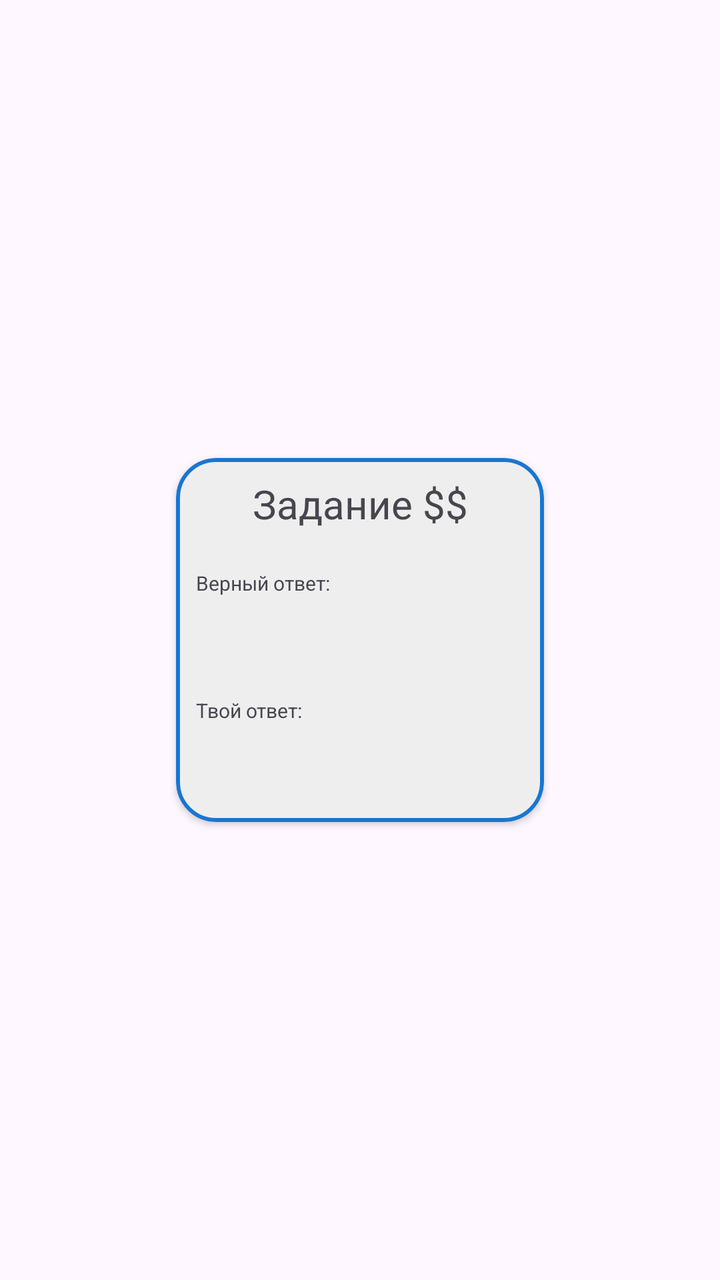
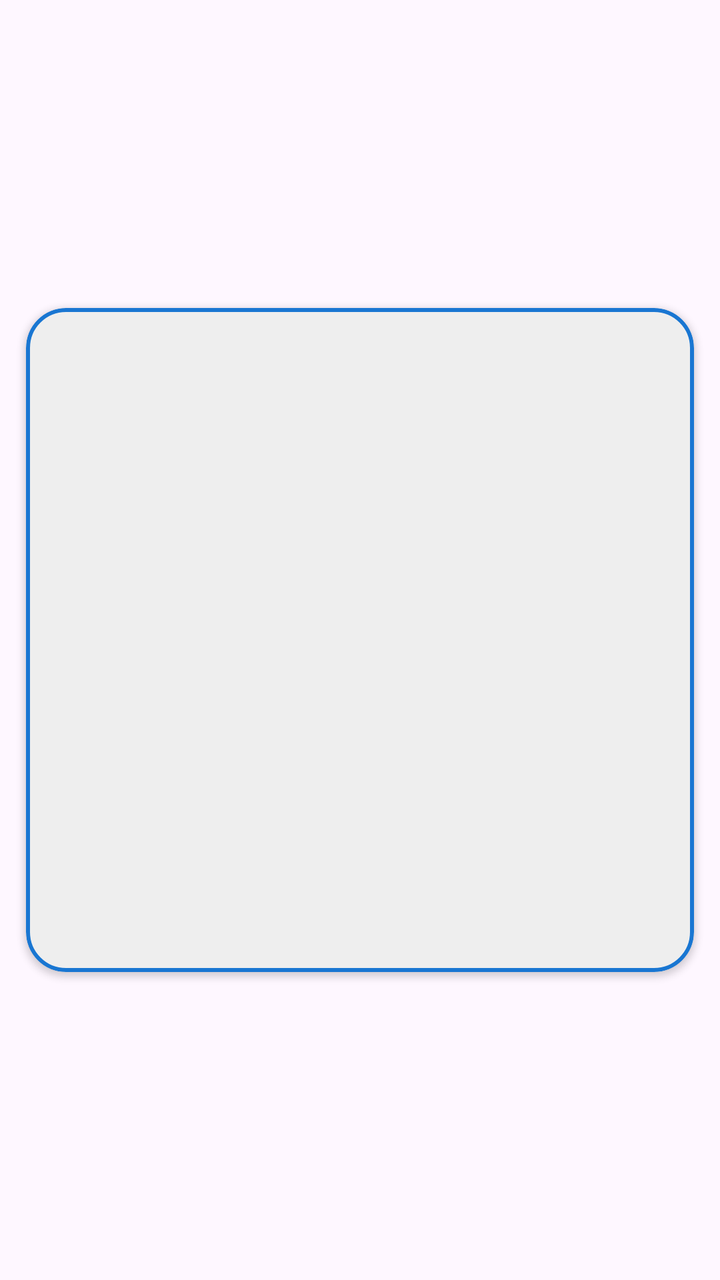

An Android layout rendered at two revisions. The XML below is the earlier revision; the diff shows what the commit changed to produce the second picture.
<!-- AndroidManifest.xml: application theme Theme.ChemCraft -->
<!-- res/layout/item_all_test_result.xml -->
<?xml version="1.0" encoding="utf-8"?>
<androidx.constraintlayout.widget.ConstraintLayout xmlns:android="http://schemas.android.com/apk/res/android"
    android:layout_width="wrap_content"
    android:layout_height="wrap_content"
    xmlns:app="http://schemas.android.com/apk/res-auto">



    <com.google.android.material.card.MaterialCardView
        android:layout_margin="5dp"
        android:layout_width="200dp"
        android:layout_height="200dp"
        app:cardElevation="2dp"
        app:cardCornerRadius="20dp"
        app:cardUseCompatPadding="true"
        app:cardBackgroundColor="@color/light_gray"


        app:layout_constraintTop_toTopOf="parent"
        app:layout_constraintEnd_toEndOf="parent"
        app:layout_constraintStart_toStartOf="parent"
        app:layout_constraintBottom_toBottomOf="parent"
        app:strokeWidth="2dp"
        app:strokeColor="@color/blue_dark">

        <androidx.constraintlayout.widget.ConstraintLayout
            android:layout_width="match_parent"
            android:layout_height="match_parent">

            <TextView
                android:id="@+id/testTaskNumber"
                android:layout_width="0dp"
                android:layout_height="0dp"
                android:gravity="center"
                android:text="Задание $$"
                android:textSize="20sp"
                app:layout_constraintBottom_toTopOf="@+id/guideLineInsideCardOne"
                app:layout_constraintEnd_toEndOf="parent"
                app:layout_constraintHorizontal_bias="0.0"
                app:layout_constraintStart_toStartOf="parent"
                app:layout_constraintTop_toTopOf="parent"
                app:layout_constraintVertical_bias="0.0" />

            <androidx.constraintlayout.widget.Guideline
                android:id="@+id/guideLineInsideCardOne"
                android:layout_width="match_parent"
                android:layout_height="match_parent"
                android:orientation="horizontal"
                app:layout_constraintGuide_percent="0.25" />


            <TextView
                android:id="@+id/checkAnswer"
                android:layout_width="0dp"
                android:layout_height="0dp"
                android:textSize="10sp"
                android:text="Верный ответ:"
                app:layout_constraintTop_toBottomOf="@id/guideLineInsideCardOne"
                app:layout_constraintStart_toStartOf="parent"
                app:layout_constraintEnd_toEndOf="parent"
                app:layout_constraintBottom_toTopOf="@id/guideLineInsideCardTwo"
                android:layout_margin="10dp"/>

            <androidx.constraintlayout.widget.Guideline
                android:id="@+id/guideLineInsideCardTwo"
                android:layout_width="match_parent"
                android:layout_height="match_parent"
                android:orientation="horizontal"
                app:layout_constraintGuide_percent="0.6" />

            <View
                android:layout_width="match_parent"
                android:layout_height="1dp"
                app:layout_constraintBottom_toTopOf="@id/guideLineInsideCardTwo"
                app:layout_constraintStart_toStartOf="parent"
                app:layout_constraintEnd_toEndOf="parent"
                android:backgroundTint="@color/dark_gray"
                android:layout_marginStart="30dp"
                android:layout_marginEnd="30dp"

                />

            <TextView
                android:id="@+id/userAnswer"
                android:layout_width="0dp"
                android:layout_height="0dp"
                android:textSize="10sp"
                android:text="Твой ответ:"
                app:layout_constraintTop_toBottomOf="@id/guideLineInsideCardTwo"
                app:layout_constraintStart_toStartOf="parent"
                app:layout_constraintEnd_toEndOf="parent"
                app:layout_constraintBottom_toBottomOf="parent"
                android:layout_margin="10dp"/>




        </androidx.constraintlayout.widget.ConstraintLayout>
    </com.google.android.material.card.MaterialCardView>


</androidx.constraintlayout.widget.ConstraintLayout>
<!-- resources referenced by this layout -->
<resources>
  <color name="blue_dark">#FF1976D2</color>
  <color name="dark_gray">#FF616161</color>
  <color name="light_gray">#FFEEEEEE</color>
  <style name="Theme.ChemCraft" parent="Base.Theme.ChemCraft" />
  <style name="Base.Theme.ChemCraft" parent="Theme.Material3.DayNight.NoActionBar">
          
          
      </style>
</resources>

<!-- the commit's change to res/layout/item_all_test_result.xml (unified diff, before → after) -->
@@ -1,15 +1,16 @@
 <?xml version="1.0" encoding="utf-8"?>
 <androidx.constraintlayout.widget.ConstraintLayout xmlns:android="http://schemas.android.com/apk/res/android"
-    android:layout_width="wrap_content"
-    android:layout_height="wrap_content"
+    android:layout_width="200dp"
+    android:layout_height="200dp"
     xmlns:app="http://schemas.android.com/apk/res-auto">
 
 
 
     <com.google.android.material.card.MaterialCardView
         android:layout_margin="5dp"
-        android:layout_width="200dp"
-        android:layout_height="200dp"
+        android:layout_width="match_parent"
+        android:layout_height="0dp"
+        app:layout_constraintDimensionRatio="1:1"
         app:cardElevation="2dp"
         app:cardCornerRadius="20dp"
         app:cardUseCompatPadding="true"
@@ -27,73 +28,6 @@
             android:layout_width="match_parent"
             android:layout_height="match_parent">
 
-            <TextView
-                android:id="@+id/testTaskNumber"
-                android:layout_width="0dp"
-                android:layout_height="0dp"
-                android:gravity="center"
-                android:text="Задание $$"
-                android:textSize="20sp"
-                app:layout_constraintBottom_toTopOf="@+id/guideLineInsideCardOne"
-                app:layout_constraintEnd_toEndOf="parent"
-                app:layout_constraintHorizontal_bias="0.0"
-                app:layout_constraintStart_toStartOf="parent"
-                app:layout_constraintTop_toTopOf="parent"
-                app:layout_constraintVertical_bias="0.0" />
-
-            <androidx.constraintlayout.widget.Guideline
-                android:id="@+id/guideLineInsideCardOne"
-                android:layout_width="match_parent"
-                android:layout_height="match_parent"
-                android:orientation="horizontal"
-                app:layout_constraintGuide_percent="0.25" />
-
-
-            <TextView
-                android:id="@+id/checkAnswer"
-                android:layout_width="0dp"
-                android:layout_height="0dp"
-                android:textSize="10sp"
-                android:text="Верный ответ:"
-                app:layout_constraintTop_toBottomOf="@id/guideLineInsideCardOne"
-                app:layout_constraintStart_toStartOf="parent"
-                app:layout_constraintEnd_toEndOf="parent"
-                app:layout_constraintBottom_toTopOf="@id/guideLineInsideCardTwo"
-                android:layout_margin="10dp"/>
-
-            <androidx.constraintlayout.widget.Guideline
-                android:id="@+id/guideLineInsideCardTwo"
-                android:layout_width="match_parent"
-                android:layout_height="match_parent"
-                android:orientation="horizontal"
-                app:layout_constraintGuide_percent="0.6" />
-
-            <View
-                android:layout_width="match_parent"
-                android:layout_height="1dp"
-                app:layout_constraintBottom_toTopOf="@id/guideLineInsideCardTwo"
-                app:layout_constraintStart_toStartOf="parent"
-                app:layout_constraintEnd_toEndOf="parent"
-                android:backgroundTint="@color/dark_gray"
-                android:layout_marginStart="30dp"
-                android:layout_marginEnd="30dp"
-
-                />
-
-            <TextView
-                android:id="@+id/userAnswer"
-                android:layout_width="0dp"
-                android:layout_height="0dp"
-                android:textSize="10sp"
-                android:text="Твой ответ:"
-                app:layout_constraintTop_toBottomOf="@id/guideLineInsideCardTwo"
-                app:layout_constraintStart_toStartOf="parent"
-                app:layout_constraintEnd_toEndOf="parent"
-                app:layout_constraintBottom_toBottomOf="parent"
-                android:layout_margin="10dp"/>
-
-
-
 
         </androidx.constraintlayout.widget.ConstraintLayout>
     </com.google.android.material.card.MaterialCardView>
<!-- resource entries referenced after the edit -->
@@ -1,7 +1,6 @@
 <!-- resources referenced by this layout -->
 <resources>
   <color name="blue_dark">#FF1976D2</color>
-  <color name="dark_gray">#FF616161</color>
   <color name="light_gray">#FFEEEEEE</color>
   <style name="Theme.ChemCraft" parent="Base.Theme.ChemCraft" />
   <style name="Base.Theme.ChemCraft" parent="Theme.Material3.DayNight.NoActionBar">
